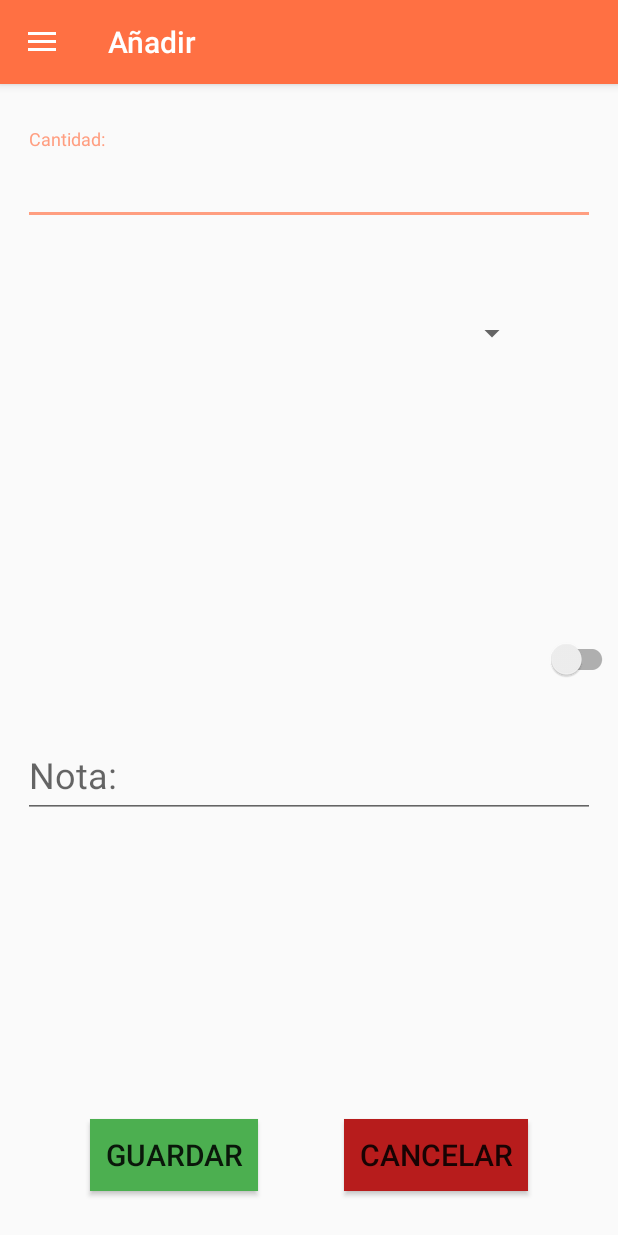
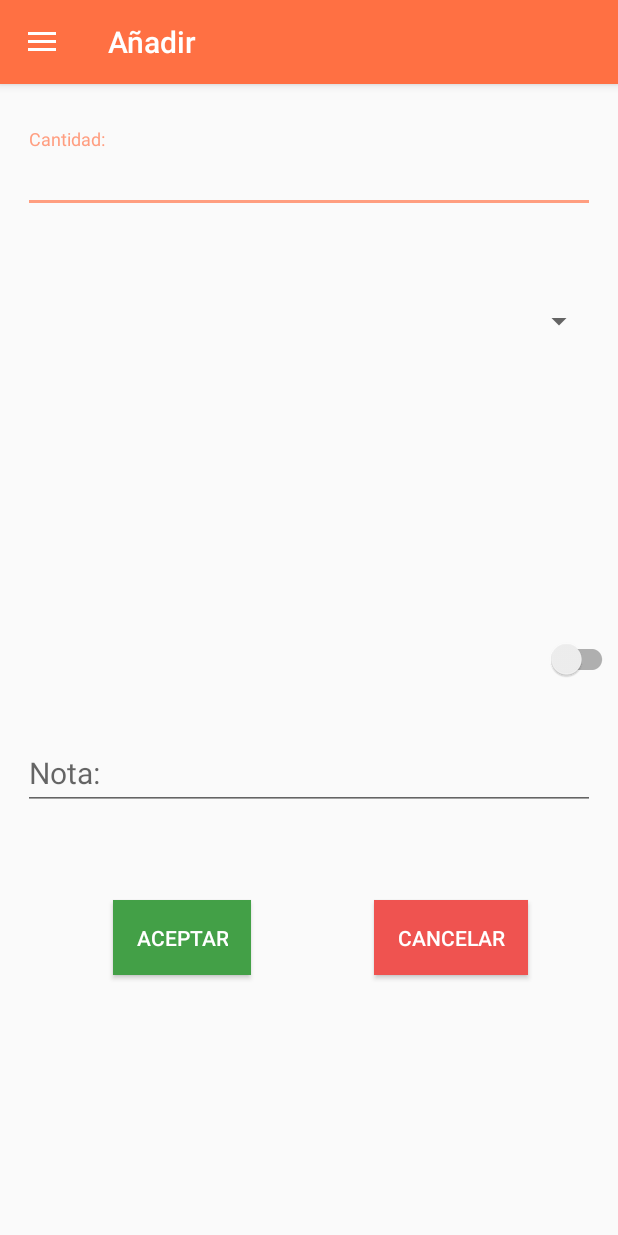
Before and after one commit to alvarotellez/gestionDay, an Android app: the screen it shows after launch (MainActivity), in the side drawer, after a tap on "Agregar", on a phone screen of 412 x 824 dp. Run offline under Robolectric (Android 15) with nearby library versions, the phone set to English and light mode, and no system bars; plain views replace ToggleSwitch.

Commit message:
Pasito a pasito...

```diff
--- a/app/build.gradle
+++ b/app/build.gradle
@@ -29,5 +29,4 @@ dependencies {
     testCompile 'junit:junit:4.12'
 
     compile 'us.belka:androidtoggleswitch:1.2.1'
-
 }
--- a/app/src/main/java/es/iesnervion/atellez/gestionday/Fragments/AgregarFragment.java
+++ b/app/src/main/java/es/iesnervion/atellez/gestionday/Fragments/AgregarFragment.java
@@ -5,8 +5,6 @@ import android.os.Bundle;
 import android.view.LayoutInflater;
 import android.view.View;
 import android.view.ViewGroup;
-import android.widget.ArrayAdapter;
-import android.widget.Spinner;
 
 import es.iesnervion.atellez.gestionday.R;
 
@@ -18,7 +16,7 @@ public class AgregarFragment extends Fragment{
 
     public View onCreateView(LayoutInflater inflater, ViewGroup container, Bundle savedInstanceState)
     {
-            return inflater.inflate(R.layout.fragment_agregar, container, false);
+        return inflater.inflate(R.layout.fragment_agregar, container, false);
 
     }
 
--- /dev/null
+++ b/app/src/main/res/drawable/ic_btn_aceptar.xml
@@ -0,0 +1,9 @@
+<vector xmlns:android="http://schemas.android.com/apk/res/android"
+        android:width="24dp"
+        android:height="24dp"
+        android:viewportWidth="24.0"
+        android:viewportHeight="24.0">
+    <path
+        android:fillColor="#FFFF"
+        android:pathData="M9,16.17L4.83,12l-1.42,1.41L9,19 21,7l-1.41,-1.41z"/>
+</vector>
--- /dev/null
+++ b/app/src/main/res/drawable/ic_desplegable.xml
@@ -0,0 +1,9 @@
+<vector xmlns:android="http://schemas.android.com/apk/res/android"
+        android:width="24dp"
+        android:height="24dp"
+        android:viewportWidth="24.0"
+        android:viewportHeight="24.0">
+    <path
+        android:fillColor="#FF000000"
+        android:pathData="M2,15.5v2h20v-2L2,15.5zM2,10.5v2h20v-2L2,10.5zM2,5.5v2h20v-2L2,5.5z"/>
+</vector>
--- a/app/src/main/res/layout/fragment_agregar.xml
+++ b/app/src/main/res/layout/fragment_agregar.xml
@@ -2,7 +2,8 @@
 <RelativeLayout xmlns:android="http://schemas.android.com/apk/res/android"
     xmlns:custom="http://schemas.android.com/apk/res-auto"
     android:layout_width="match_parent"
-    android:layout_height="match_parent">
+    android:layout_height="match_parent"
+    xmlns:fbutton="http://schemas.android.com/tools">
 
     <android.support.design.widget.TextInputLayout
         android:layout_marginTop="30dp"
@@ -13,44 +14,13 @@
         android:layout_marginBottom="40dp"
         android:layout_marginLeft="15dp"
         android:layout_marginRight="15dp"
-        android:layout_alignParentStart="true"
-        >
+        android:layout_alignParentStart="true">
         <android.support.design.widget.TextInputEditText
             android:id="@+id/anotacion"
             android:layout_width="match_parent"
             android:layout_height="wrap_content"
-            android:inputType="numberDecimal"
-            android:textSize="24dp"
-            />
+            android:inputType="numberDecimal" />
     </android.support.design.widget.TextInputLayout>
-
-
-
-    <Button
-        android:id="@+id/btnGuardar"
-        android:layout_width="wrap_content"
-        android:layout_height="wrap_content"
-        android:text="Guardar"
-        android:textSize="20dp"
-        android:layout_alignBaseline="@+id/btnCancelar"
-        android:layout_alignBottom="@+id/btnCancelar"
-        android:layout_alignParentStart="true"
-        android:layout_marginLeft="60dp"
-        android:background="#4CAF50"
-        android:padding="10dp"/>
-    <Button
-        android:id="@+id/btnCancelar"
-        android:layout_width="wrap_content"
-        android:layout_height="wrap_content"
-        android:text="Cancelar"
-        android:textSize="20dp"
-        android:layout_alignParentBottom="true"
-        android:layout_alignParentEnd="true"
-        android:layout_marginBottom="30dp"
-        android:layout_marginRight="60dp"
-        android:background="#B71C1C"
-        android:padding="10dp"
-        />
 
 
     <android.support.design.widget.TextInputLayout
@@ -59,14 +29,15 @@
         android:hint="@string/lblNota"
         android:layout_marginLeft="15dp"
         android:layout_marginRight="15dp"
-        android:layout_below="@+id/swGI"
-        android:layout_marginTop="28dp">
+        android:layout_below="@+id/swTipo"
+        android:layout_marginTop="28dp"
+        android:id="@+id/textInputLayout">
         <android.support.design.widget.TextInputEditText
             android:id="@+id/txtNota"
             android:layout_width="match_parent"
             android:layout_height="wrap_content"
             android:inputType="text"
-            android:textSize="24dp"
+            android:textSize="20dp"
             />
     </android.support.design.widget.TextInputLayout>
 
@@ -75,13 +46,14 @@
         android:layout_width="match_parent"
         android:layout_height="wrap_content"
         android:layout_below="@+id/lblGasto"
-        android:layout_alignEnd="@+id/btnCancelar"
-        android:layout_marginLeft="20dp"
+        android:layout_marginLeft="15dp"
         android:layout_marginTop="20dp"
+        android:layout_marginRight="15dp"
         />
     <!--   libreria para el toggle button
     https://android-arsenal.com/details/1/3235-->
     <belka.us.androidtoggleswitch.widgets.ToggleSwitch
+        android:id="@+id/swTipo"
         android:layout_width="match_parent"
         android:layout_height="wrap_content"
         custom:textToggleLeft="Gasto"
@@ -91,11 +63,33 @@
         android:textAlignment="center"
         android:textSize="20dp"
         custom:activeBgColor="#FF7043"
-        android:id="@+id/swGI"
         android:layout_centerVertical="true"
         android:layout_marginLeft="20dp"
         custom:toggleWidth="160dp"/>
 
+    <Button
+        android:id="@+id/btnAceptar"
+        android:layout_width="wrap_content"
+        android:layout_height="wrap_content"
+        android:text="Aceptar"
+        android:padding="15dp"
+        android:layout_below="@+id/textInputLayout"
+        android:layout_alignStart="@+id/textInputLayout"
+        android:layout_marginStart="60dp"
+        android:layout_marginTop="60dp"
+        android:textColor="#FFFF"
+        android:background="#43A047"/>
 
-
+    <Button
+        android:layout_width="wrap_content"
+        android:layout_height="wrap_content"
+        android:text="Cancelar"
+        android:padding="15dp"
+        android:layout_alignBaseline="@+id/btnAceptar"
+        android:layout_alignBottom="@+id/btnAceptar"
+        android:layout_alignEnd="@+id/swTipo"
+        android:layout_marginEnd="60dp"
+        android:id="@+id/button"
+        android:background="#EF5350"
+        android:textColor="#FFFF"/>
 </RelativeLayout>
```
